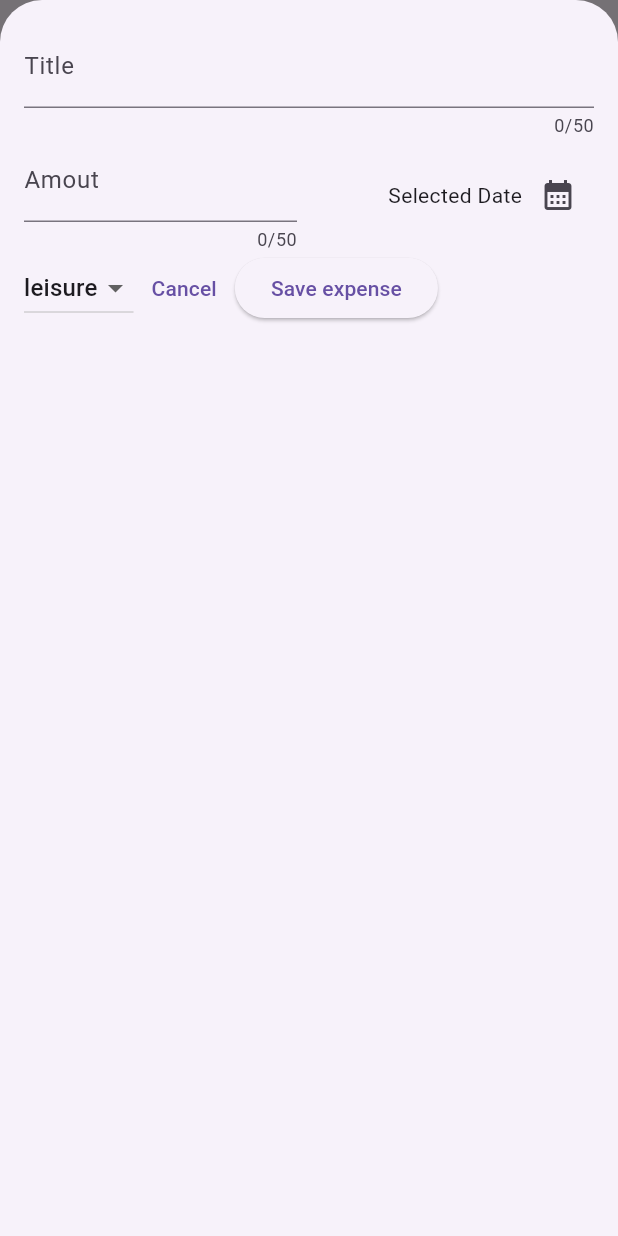
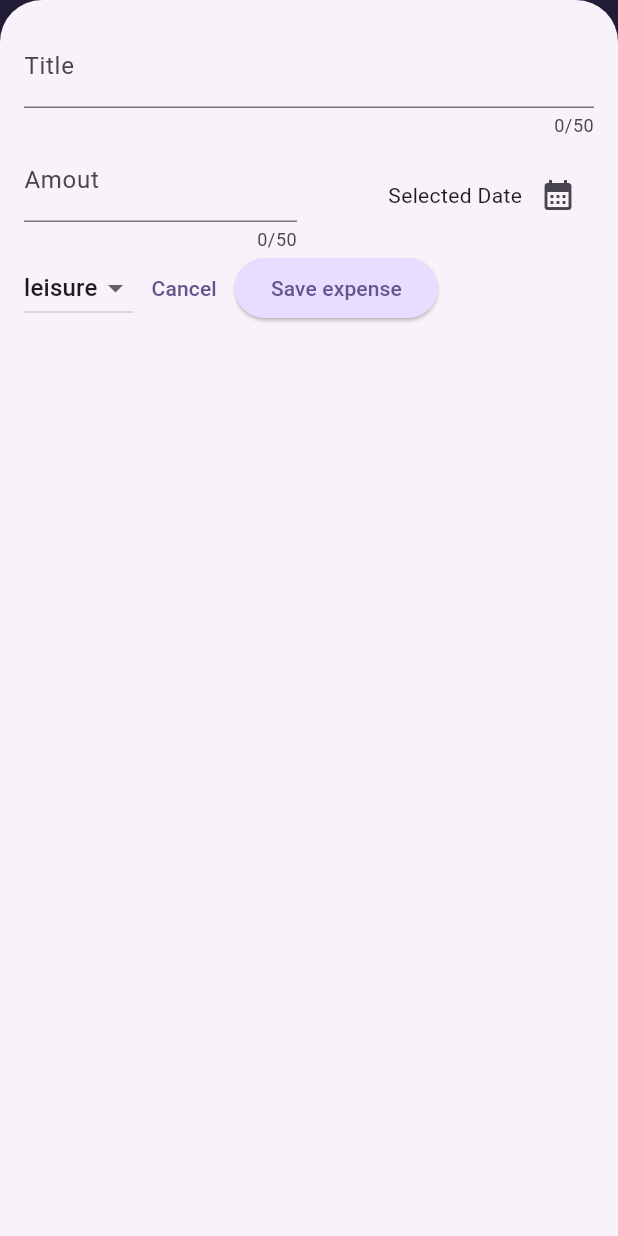
Before and after one commit to sanchi285/Flutter_Learning, a Flutter app: the screen it shows after launch, after a tap on the "add" icon, on a phone screen of 412 x 824 dp. Run offline on Flutter 3.47's test engine with Material 3 defaults, Android fonts, the phone set to English and light mode, and no system bars; our stand-ins replace google_fonts.

Commit message:
Theme and customization created

```diff
--- a/expense_tracker/lib/main.dart
+++ b/expense_tracker/lib/main.dart
@@ -1,11 +1,50 @@
 import 'package:expense_tracker/widgets/expenses.dart';
 import 'package:flutter/material.dart';
+import 'package:flutter/services.dart';
+
+var kColorScheme = ColorScheme.fromSeed(seedColor: const Color.fromARGB(255, 96, 59, 181)
+);
+
+var kDarkColorScheme = ColorScheme.fromSeed(
+  brightness: Brightness.dark,
+  seedColor: const Color.fromARGB(255, 5, 99, 125)
+);
+
 
 void main() {
+  WidgetsFlutterBinding.ensureInitialized();
+  SystemChrome.setPreferredOrientations([
+    DeviceOrientation.portraitUp,
+  ]).then((fn){});
   runApp( MaterialApp(
+    darkTheme: ThemeData.dark().copyWith(
+      colorScheme: kDarkColorScheme,
+    ),
+
     theme: ThemeData().copyWith(
-      scaffoldBackgroundColor: Colors.amber
+      colorScheme: kColorScheme,
+      appBarTheme: const AppBarTheme().copyWith(
+        backgroundColor: kColorScheme.onPrimaryContainer,
+        foregroundColor: kColorScheme.primaryContainer
       ),
-    home: Expenses(),
+      cardTheme: const CardTheme().copyWith(
+        color: kColorScheme.secondaryContainer,
+        margin: const EdgeInsets.symmetric(horizontal: 16, vertical: 8)
+      ),
+      elevatedButtonTheme: ElevatedButtonThemeData(
+        style: ElevatedButton.styleFrom(
+          backgroundColor: kColorScheme.primaryContainer
+        )
+      ),
+      textTheme: ThemeData().textTheme.copyWith(
+        titleLarge: TextStyle(
+          fontWeight: FontWeight.normal,
+          color: kColorScheme.onSecondary,
+          fontSize: 20
+        )
+      )
+      ),
+    themeMode: ThemeMode.system,
+    home: const Expenses(),
   ));
 }
```
